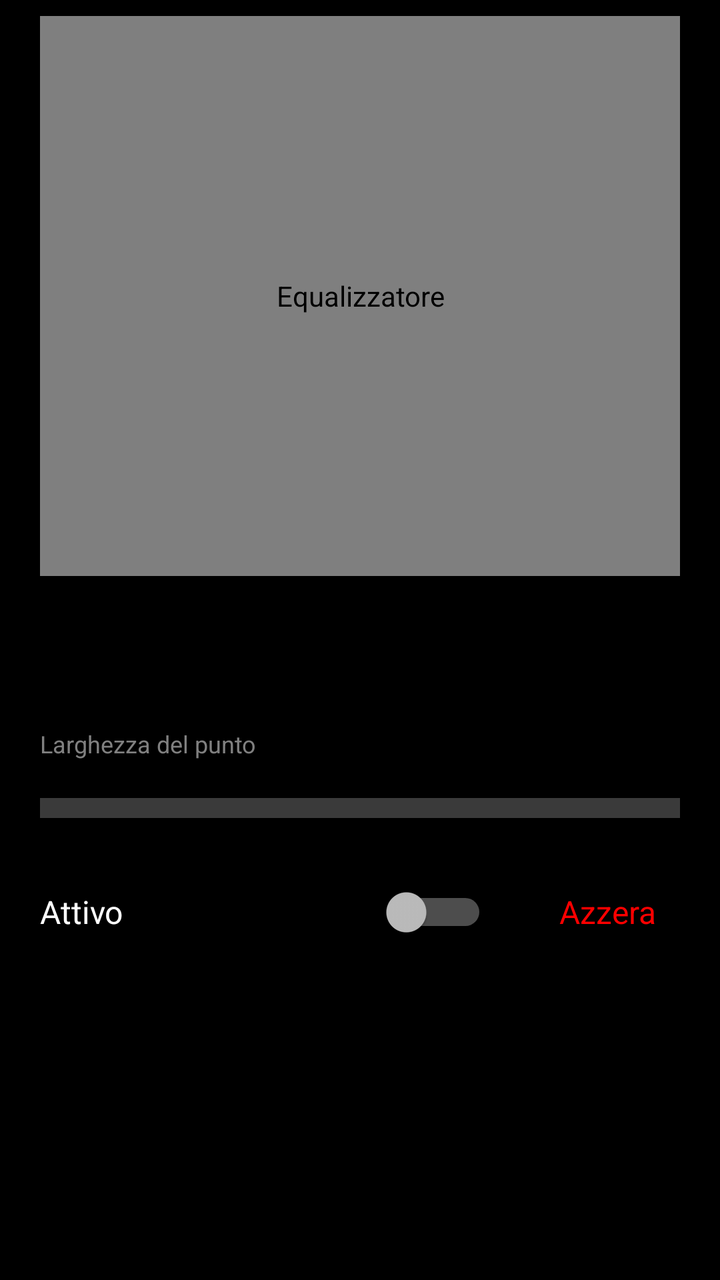
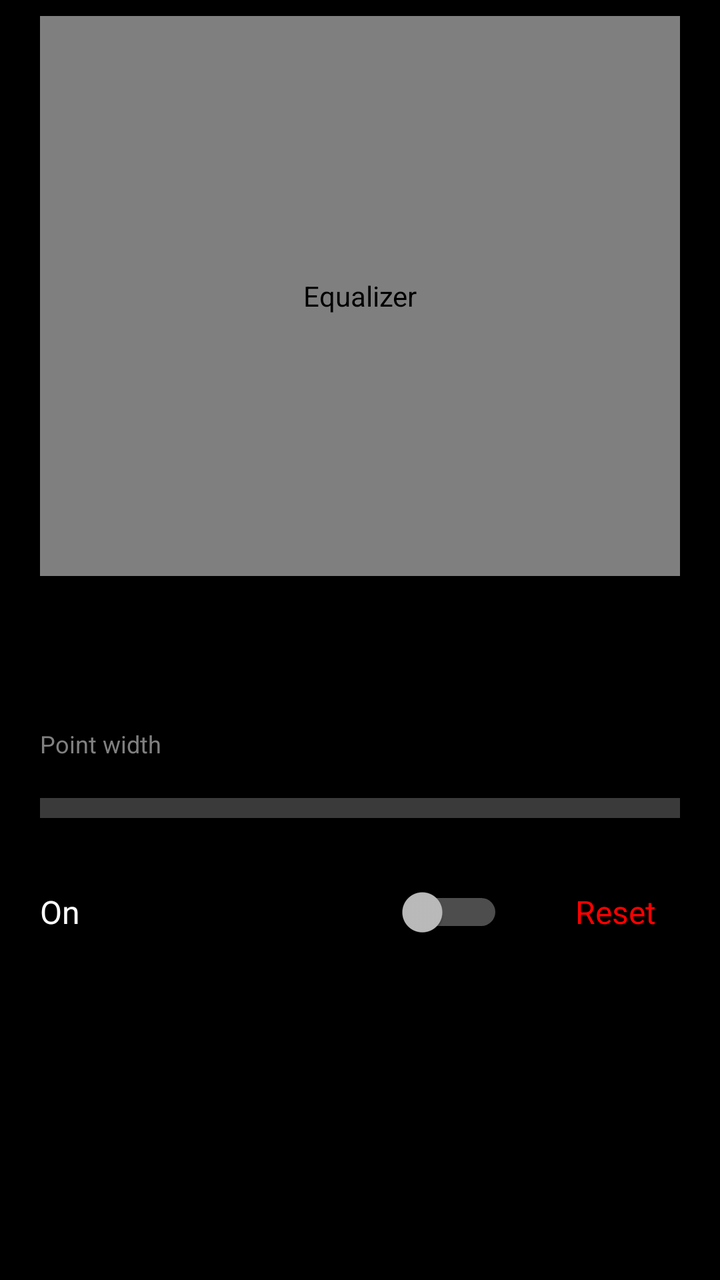

Two renders of the same Android screen: before a commit and after it. Below are the layout's source before the change and the commit's diff.
<!-- AndroidManifest.xml: application theme AppTheme -->
<!-- res/layout/view_eq.xml -->
<?xml version="1.0" encoding="utf-8"?>
<LinearLayout xmlns:android="http://schemas.android.com/apk/res/android"
    android:layout_width="match_parent"
    android:layout_height="match_parent"
    android:orientation="vertical"
    android:paddingHorizontal="20dp"
    android:paddingTop="8dp">

    <com.playerless.EqView
        android:id="@+id/eqGraph"
        android:layout_width="match_parent"
        android:layout_height="280dp"
        android:contentDescription="@string/equalizer" />

    <TextView
        android:id="@+id/eqInfo"
        android:layout_width="match_parent"
        android:layout_height="wrap_content"
        android:minLines="3"
        android:paddingTop="12dp"
        android:textColor="?attr/textSoft"
        android:textSize="14sp" />

    <TextView
        android:id="@+id/eqWidthLabel"
        android:layout_width="match_parent"
        android:layout_height="wrap_content"
        android:paddingTop="12dp"
        android:text="@string/eq_width"
        android:textColor="?attr/textDim"
        android:textSize="12sp" />

    <SeekBar
        android:id="@+id/eqWidth"
        style="@style/PlayerBar"
        android:contentDescription="@string/eq_width" />

    <LinearLayout
        android:layout_width="match_parent"
        android:layout_height="56dp"
        android:gravity="center_vertical"
        android:orientation="horizontal">

        <Switch
            android:id="@+id/eqEnabled"
            android:layout_width="0dp"
            android:layout_height="match_parent"
            android:layout_weight="1"
            android:switchPadding="16dp"
            android:text="@string/eq_enabled"
            android:textColor="?attr/textMain"
            android:textSize="16sp" />

        <TextView
            android:id="@+id/eqReset"
            android:layout_width="wrap_content"
            android:layout_height="match_parent"
            android:layout_marginStart="24dp"
            android:background="@drawable/pressed"
            android:gravity="center"
            android:paddingHorizontal="12dp"
            android:text="@string/eq_reset"
            android:textColor="?attr/pageIcon"
            android:textSize="16sp" />
    </LinearLayout>
</LinearLayout>
<!-- resources referenced by this layout -->
<resources>
  <!-- drawable pressed (drawable) -->
  <?xml version="1.0" encoding="utf-8"?>
  <selector xmlns:android="http://schemas.android.com/apk/res/android">
      <item android:state_pressed="true">
          <color android:color="?attr/pressedOnPage" />
      </item>
  </selector>
  <string name="eq_enabled">Attivo</string>
  <string name="eq_reset">Azzera</string>
  <string name="eq_width">Larghezza del punto</string>
  <string name="equalizer">Equalizzatore</string>
  <style name="PlayerBar">
          <item name="android:layout_width">match_parent</item>
          <item name="android:layout_height">48dp</item>
          <item name="android:background">@null</item>
          <item name="android:maxHeight">10dp</item>
          <item name="android:minHeight">10dp</item>
          <item name="android:paddingStart">0dp</item>
          <item name="android:paddingEnd">0dp</item>
          <item name="android:progressDrawable">@drawable/player_bar</item>
          <item name="android:splitTrack">false</item>
          <item name="android:thumb">@null</item>
      </style>
  <!-- drawable player_bar (drawable) -->
  <?xml version="1.0" encoding="utf-8"?>
  <layer-list xmlns:android="http://schemas.android.com/apk/res/android">
      <item android:id="@android:id/background">
          <shape>
              <solid android:color="?attr/trackColor" />
          </shape>
      </item>
      <item android:id="@android:id/progress">
          <clip>
              <shape>
                  <solid android:color="?android:attr/colorAccent" />
              </shape>
          </clip>
      </item>
  </layer-list>
  <color name="accent_red">#FF0000</color>
  <style name="AppDialog" parent="android:ThemeOverlay.Material.Dialog.Alert">
          <item name="android:colorAccent">#FFFFFF</item>
          <item name="android:windowAnimationStyle">@null</item>
      </style>
  <color name="pressed">#1FFFFFFF</color>
  <style name="SectionTitle">
          <item name="android:fontFamily">sans-serif-condensed</item>
          <item name="android:textColor">?android:attr/colorAccent</item>
          <item name="android:textSize">26sp</item>
      </style>
  <style name="Classic.PlayerTitle" parent="SectionTitle">
          <item name="android:layout_height">wrap_content</item>
          <item name="android:ellipsize">end</item>
          <item name="android:gravity">center</item>
          <item name="android:maxLines">2</item>
          <item name="android:textSize">34sp</item>
      </style>
  <style name="Classic.PlayerArtist">
          <item name="android:textColor">?attr/textSoft</item>
          <item name="android:textSize">16sp</item>
      </style>
  <style name="Classic.RowTitle">
          <item name="android:textColor">?attr/textMain</item>
          <item name="android:textSize">16sp</item>
      </style>
  <style name="Classic.RowSubtitle">
          <item name="android:textColor">?attr/textDim</item>
          <item name="android:textSize">12sp</item>
      </style>
  <style name="Classic.TileLabel">
          <item name="android:textColor">?attr/tileText</item>
          <item name="android:textSize">16sp</item>
      </style>
  <!-- unchanged entries left out for length: 1 -->
</resources>

<!-- the commit's change to res/layout/view_eq.xml (unified diff, before → after) -->
@@ -1,7 +1,12 @@
 <?xml version="1.0" encoding="utf-8"?>
-<LinearLayout xmlns:android="http://schemas.android.com/apk/res/android"
+<ScrollView xmlns:android="http://schemas.android.com/apk/res/android"
     android:layout_width="match_parent"
     android:layout_height="match_parent"
+    android:overScrollMode="never">
+
+<LinearLayout
+    android:layout_width="match_parent"
+    android:layout_height="wrap_content"
     android:orientation="vertical"
     android:paddingHorizontal="20dp"
     android:paddingTop="8dp">
@@ -64,3 +69,4 @@
             android:textSize="16sp" />
     </LinearLayout>
 </LinearLayout>
+</ScrollView>
<!-- resource entries referenced after the edit -->
@@ -7,10 +7,10 @@
           <color android:color="?attr/pressedOnPage" />
       </item>
   </selector>
-  <string name="eq_enabled">Attivo</string>
-  <string name="eq_reset">Azzera</string>
-  <string name="eq_width">Larghezza del punto</string>
-  <string name="equalizer">Equalizzatore</string>
+  <string name="eq_enabled">On</string>
+  <string name="eq_reset">Reset</string>
+  <string name="eq_width">Point width</string>
+  <string name="equalizer">Equalizer</string>
   <style name="PlayerBar">
           <item name="android:layout_width">match_parent</item>
           <item name="android:layout_height">48dp</item>
